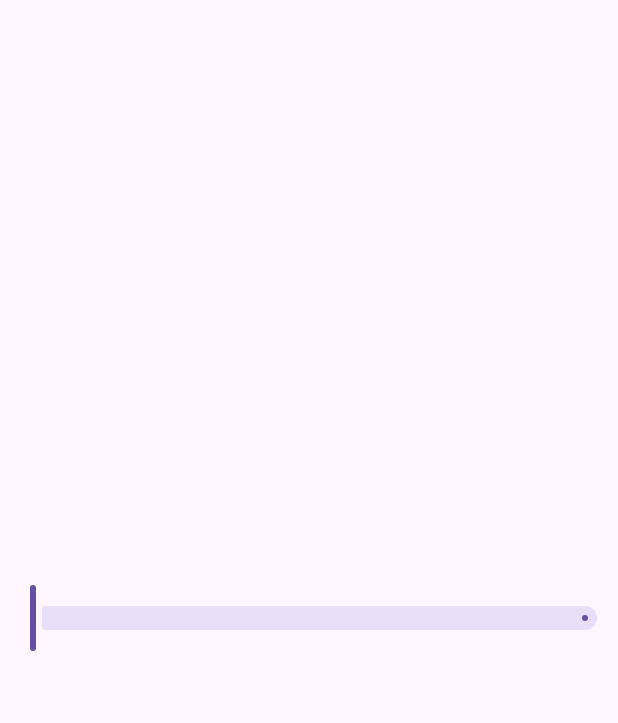
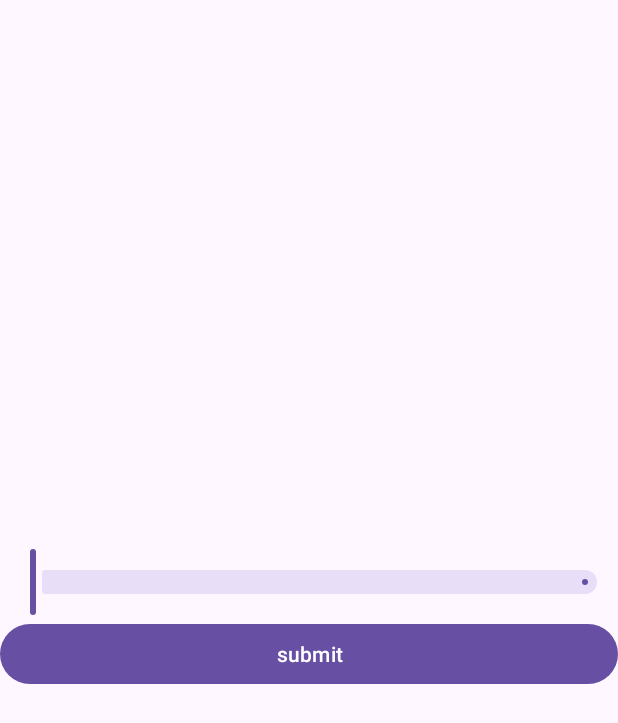
Before and after one commit to haghispin12/MathProjectDanielB, an Android app: the layout activity_rate.xml on its own in the app's theme, with its tools: preview values and no code run, on a phone screen of 412 x 824 dp. Shown: the top 723 px of the screen. Run offline under Robolectric (Android 15) with nearby library versions, the phone set to English and light mode, and no system bars.

```diff
--- a/app/src/main/java/com/example/mathprojectdaniel/MainActivity.java
+++ b/app/src/main/java/com/example/mathprojectdaniel/MainActivity.java
@@ -100,7 +100,7 @@ public class MainActivity extends AppCompatActivity{
                 new ActivityResultCallback<ActivityResult>() {
                     @Override
                     public void onActivityResult(ActivityResult result) {
-                        int rating = result.getData().getIntExtra("rating", -1);
+                        float rating = result.getData().getFloatExtra("rating", -1);
                         if(rating != -1)
                             toaster.setText("Thanks for the " + rating + " rating!");
                         else
--- a/app/src/main/res/layout/activity_rate.xml
+++ b/app/src/main/res/layout/activity_rate.xml
@@ -7,14 +7,20 @@
 
     <LinearLayout
         android:layout_width="match_parent"
-        android:layout_height="match_parent">
+        android:layout_height="match_parent"
+        android:gravity="center"
+        android:orientation="vertical">
 
         <com.google.android.material.slider.Slider
             android:layout_width="match_parent"
             android:layout_height="wrap_content"
-            android:layout_gravity="center"
             android:contentDescription="@string/rating"
             android:id="@+id/rating"/>
+        <Button
+            android:layout_width="match_parent"
+            android:layout_height="wrap_content"
+            android:text="submit"
+            android:id="@+id/submitRate"/>
     </LinearLayout>
 
 </androidx.constraintlayout.widget.ConstraintLayout>
```
Also changed, not shown: app/src/main/java/com/example/mathprojectdaniel/RateActivity.java (+17 -5 lines).
